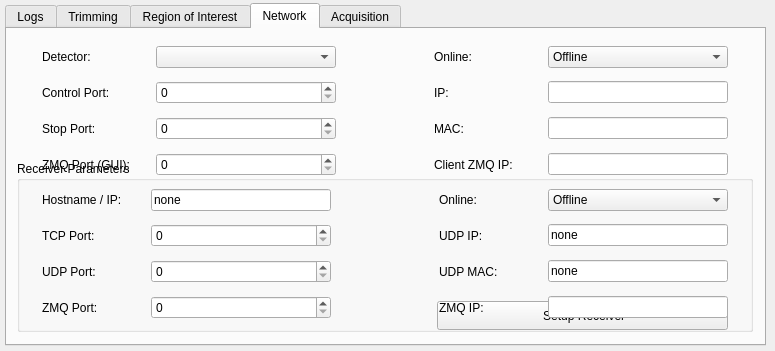
slsdetectorgroup/slsDetectorPackage, file slsDetectorGui/forms/form_tab_advanced.ui: the form before one commit.
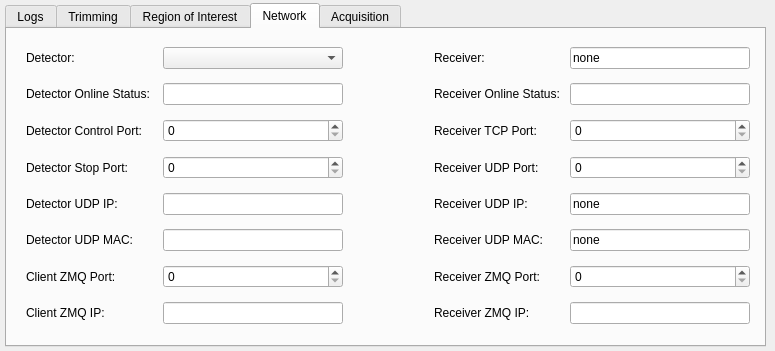
The form after the commit. The open tabs and pages were chosen to show the change. Icons and pictures are not drawn.

Commit message: advanced down

Diff of the .ui file:
```diff
--- a/slsDetectorGui/forms/form_tab_advanced.ui
+++ b/slsDetectorGui/forms/form_tab_advanced.ui
@@ -36,12 +36,15 @@
     <normaloff>:/icons/images/refresh.png</normaloff>:/icons/images/refresh.png</iconset>
   </property>
   <widget class="QTabWidget" name="tabAdvancedSettings">
+   <property name="enabled">
+    <bool>true</bool>
+   </property>
    <property name="geometry">
     <rect>
      <x>5</x>
      <y>3</y>
      <width>761</width>
-     <height>343</height>
+     <height>344</height>
     </rect>
    </property>
    <property name="toolTip">
@@ -267,49 +270,20 @@
     <attribute name="title">
      <string>Network</string>
     </attribute>
-    <widget class="QGroupBox" name="boxRxr">
+    <widget class="QWidget" name="gridLayoutWidget_7">
      <property name="geometry">
       <rect>
-       <x>10</x>
-       <y>132</y>
-       <width>736</width>
-       <height>171</height>
+       <x>19</x>
+       <y>10</y>
+       <width>724</width>
+       <height>300</height>
       </rect>
      </property>
-     <property name="title">
-      <string>Receiver Parameters</string>
-     </property>
-     <widget class="QPushButton" name="btnRxr">
-      <property name="geometry">
-       <rect>
-        <x>420</x>
-        <y>140</y>
-        <width>291</width>
-        <height>29</height>
-       </rect>
-      </property>
-      <property name="text">
-       <string> Setup Receiver</string>
-      </property>
-      <property name="icon">
-       <iconset resource="../include/icons.qrc">
-        <normaloff>:/icons/images/setup.png</normaloff>:/icons/images/setup.png</iconset>
-      </property>
-     </widget>
-     <widget class="QWidget" name="gridLayoutWidget_9">
-      <property name="geometry">
-       <rect>
-        <x>25</x>
-        <y>21</y>
-        <width>686</width>
-        <height>148</height>
-       </rect>
-      </property>
-      <layout class="QGridLayout" name="gridLayout_8">
+     <layout class="QGridLayout" name="gridLayoutDetector">
        <property name="verticalSpacing">
         <number>6</number>
        </property>
-       <item row="1" column="0">
+      <item row="2" column="3">
         <widget class="QLabel" name="label_8">
          <property name="sizePolicy">
           <sizepolicy hsizetype="Expanding" vsizetype="Preferred">
@@ -318,164 +292,25 @@
           </sizepolicy>
          </property>
          <property name="text">
-          <string>TCP Port:</string>
+         <string>Receiver TCP Port:</string>
          </property>
         </widget>
        </item>
-       <item row="1" column="4">
-        <widget class="QLineEdit" name="dispUDPIP">
+      <item row="4" column="0">
+       <widget class="QLabel" name="lblIP">
          <property name="sizePolicy">
-          <sizepolicy hsizetype="Minimum" vsizetype="Fixed">
-           <horstretch>0</horstretch>
-           <verstretch>0</verstretch>
-          </sizepolicy>
-         </property>
-         <property name="minimumSize">
-          <size>
-           <width>180</width>
-           <height>0</height>
-          </size>
-         </property>
-         <property name="toolTip">
-          <string>Sets the Receiver UDP IP
-#rx_udpip#</string>
-         </property>
-         <property name="text">
-          <string>none</string>
-         </property>
-        </widget>
-       </item>
-       <item row="0" column="2">
-        <spacer name="horizontalSpacer_7">
-         <property name="orientation">
-          <enum>Qt::Horizontal</enum>
-         </property>
-         <property name="sizeHint" stdset="0">
-          <size>
-           <width>40</width>
-           <height>20</height>
-          </size>
-         </property>
-        </spacer>
-       </item>
-       <item row="2" column="1">
-        <widget class="QSpinBox" name="spinUDPPort">
-         <property name="sizePolicy">
-          <sizepolicy hsizetype="Minimum" vsizetype="Fixed">
-           <horstretch>0</horstretch>
-           <verstretch>0</verstretch>
-          </sizepolicy>
-         </property>
-         <property name="minimumSize">
-          <size>
-           <width>127</width>
-           <height>0</height>
-          </size>
-         </property>
-         <property name="toolTip">
-          <string>Sets Receiver UDP Port
-#rx_udpport#</string>
-         </property>
-         <property name="statusTip">
-          <string/>
-         </property>
-         <property name="whatsThis">
-          <string/>
-         </property>
-         <property name="alignment">
-          <set>Qt::AlignLeading|Qt::AlignLeft|Qt::AlignVCenter</set>
-         </property>
-         <property name="keyboardTracking">
-          <bool>false</bool>
-         </property>
-         <property name="suffix">
-          <string/>
-         </property>
-         <property name="minimum">
-          <number>0</number>
-         </property>
-         <property name="maximum">
-          <number>2000000000</number>
-         </property>
-         <property name="value">
-          <number>0</number>
-         </property>
-        </widget>
-       </item>
-       <item row="1" column="3">
-        <widget class="QLabel" name="label_14">
-         <property name="sizePolicy">
           <sizepolicy hsizetype="Expanding" vsizetype="Preferred">
            <horstretch>0</horstretch>
            <verstretch>0</verstretch>
           </sizepolicy>
          </property>
          <property name="text">
-          <string>UDP IP:</string>
+         <string>Detector UDP IP:</string>
          </property>
         </widget>
        </item>
-       <item row="0" column="0">
-        <widget class="QLabel" name="label_13">
-         <property name="sizePolicy">
-          <sizepolicy hsizetype="Expanding" vsizetype="Preferred">
-           <horstretch>0</horstretch>
-           <verstretch>0</verstretch>
-          </sizepolicy>
-         </property>
-         <property name="text">
-          <string>Hostname / IP:</string>
-         </property>
-        </widget>
-       </item>
-       <item row="0" column="4">
-        <widget class="QComboBox" name="comboRxrOnline">
-         <property name="sizePolicy">
-          <sizepolicy hsizetype="Preferred" vsizetype="Fixed">
-           <horstretch>0</horstretch>
-           <verstretch>0</verstretch>
-          </sizepolicy>
-         </property>
-         <property name="toolTip">
-          <string>&lt;nobr&gt;If the receiver is online&lt;br&gt;#r_online#&lt;/nobr&gt;&lt;</string>
-         </property>
-         <item>
-          <property name="text">
-           <string>Offline</string>
-          </property>
-         </item>
-         <item>
-          <property name="text">
-           <string>Online</string>
-          </property>
-         </item>
-        </widget>
-       </item>
        <item row="2" column="4">
-        <widget class="QLineEdit" name="dispUDPMAC">
-         <property name="sizePolicy">
-          <sizepolicy hsizetype="Minimum" vsizetype="Fixed">
-           <horstretch>0</horstretch>
-           <verstretch>0</verstretch>
-          </sizepolicy>
-         </property>
-         <property name="minimumSize">
-          <size>
-           <width>180</width>
-           <height>0</height>
-          </size>
-         </property>
-         <property name="toolTip">
-          <string>Sets the Receiver UDP MAC
-#rx_udpmac#</string>
-         </property>
-         <property name="text">
-          <string>none</string>
-         </property>
-        </widget>
-       </item>
-       <item row="1" column="1">
-        <widget class="QSpinBox" name="spinTCPPort">
+       <widget class="QSpinBox" name="spinRxrTCPPort">
          <property name="sizePolicy">
           <sizepolicy hsizetype="Minimum" vsizetype="Fixed">
            <horstretch>0</horstretch>
@@ -518,8 +353,8 @@
          </property>
         </widget>
        </item>
-       <item row="0" column="3">
-        <widget class="QLabel" name="lblRxrOnline">
+      <item row="4" column="3">
+       <widget class="QLabel" name="label_14">
          <property name="sizePolicy">
           <sizepolicy hsizetype="Expanding" vsizetype="Preferred">
            <horstretch>0</horstretch>
@@ -527,24 +362,83 @@
           </sizepolicy>
          </property>
          <property name="text">
-          <string>Online:</string>
+         <string>Receiver UDP IP:</string>
          </property>
         </widget>
        </item>
-       <item row="2" column="0">
-        <widget class="QLabel" name="label_10">
+      <item row="4" column="1">
+       <widget class="QLineEdit" name="dispDetectorUDPIP">
          <property name="sizePolicy">
+         <sizepolicy hsizetype="Minimum" vsizetype="Fixed">
+          <horstretch>0</horstretch>
+          <verstretch>0</verstretch>
+         </sizepolicy>
+        </property>
+        <property name="minimumSize">
+         <size>
+          <width>180</width>
+          <height>0</height>
+         </size>
+        </property>
+        <property name="toolTip">
+         <string>Sets the detector IP to send packets to receiver
+#detectorip#</string>
+        </property>
+        <property name="text">
+         <string/>
+        </property>
+       </widget>
+      </item>
+      <item row="5" column="1">
+       <widget class="QLineEdit" name="dispdetectorUDPMAC">
+        <property name="sizePolicy">
+         <sizepolicy hsizetype="Minimum" vsizetype="Fixed">
+          <horstretch>0</horstretch>
+          <verstretch>0</verstretch>
+         </sizepolicy>
+        </property>
+        <property name="minimumSize">
+         <size>
+          <width>180</width>
+          <height>0</height>
+         </size>
+        </property>
+        <property name="toolTip">
+         <string>Sets the detector MAC to send packets to receiver
+#detectormac#</string>
+        </property>
+        <property name="text">
+         <string/>
+        </property>
+       </widget>
+      </item>
+      <item row="7" column="0">
+       <widget class="QLabel" name="lblIP_2">
+        <property name="sizePolicy">
           <sizepolicy hsizetype="Expanding" vsizetype="Preferred">
            <horstretch>0</horstretch>
            <verstretch>0</verstretch>
           </sizepolicy>
          </property>
          <property name="text">
-          <string>UDP Port:</string>
+         <string>Client ZMQ IP:</string>
          </property>
         </widget>
        </item>
-       <item row="0" column="1">
+      <item row="5" column="3">
+       <widget class="QLabel" name="label_18">
+        <property name="sizePolicy">
+         <sizepolicy hsizetype="Expanding" vsizetype="Preferred">
+          <horstretch>0</horstretch>
+          <verstretch>0</verstretch>
+         </sizepolicy>
+        </property>
+        <property name="text">
+         <string>Receiver UDP MAC:</string>
+        </property>
+       </widget>
+      </item>
+      <item row="0" column="4">
         <widget class="QLineEdit" name="dispRxrHostname">
          <property name="sizePolicy">
           <sizepolicy hsizetype="Minimum" vsizetype="Fixed">
@@ -567,8 +461,8 @@
          </property>
         </widget>
        </item>
-       <item row="2" column="3">
-        <widget class="QLabel" name="label_18">
+      <item row="5" column="0">
+       <widget class="QLabel" name="lblMAC">
          <property name="sizePolicy">
           <sizepolicy hsizetype="Expanding" vsizetype="Preferred">
            <horstretch>0</horstretch>
@@ -576,25 +470,12 @@
           </sizepolicy>
          </property>
          <property name="text">
-          <string>UDP MAC:</string>
+         <string>Detector UDP MAC:</string>
          </property>
         </widget>
        </item>
-       <item row="3" column="0">
-        <widget class="QLabel" name="label_12">
-         <property name="sizePolicy">
-          <sizepolicy hsizetype="Expanding" vsizetype="Preferred">
-           <horstretch>0</horstretch>
-           <verstretch>0</verstretch>
-          </sizepolicy>
-         </property>
-         <property name="text">
-          <string>ZMQ Port:</string>
-         </property>
-        </widget>
-       </item>
-       <item row="3" column="1">
-        <widget class="QSpinBox" name="spinZmqPort2">
+      <item row="3" column="4">
+       <widget class="QSpinBox" name="spinRxrUDPPort">
          <property name="sizePolicy">
           <sizepolicy hsizetype="Minimum" vsizetype="Fixed">
            <horstretch>0</horstretch>
@@ -637,8 +518,8 @@
          </property>
         </widget>
        </item>
-       <item row="3" column="3">
-        <widget class="QLabel" name="label_16">
+      <item row="0" column="3">
+       <widget class="QLabel" name="label_13">
          <property name="sizePolicy">
           <sizepolicy hsizetype="Expanding" vsizetype="Preferred">
            <horstretch>0</horstretch>
@@ -646,12 +527,12 @@
           </sizepolicy>
          </property>
          <property name="text">
-          <string>ZMQ IP:</string>
+         <string>Receiver:</string>
          </property>
         </widget>
        </item>
-       <item row="3" column="4">
-        <widget class="QLineEdit" name="dispZMQIP2">
+      <item row="4" column="4">
+       <widget class="QLineEdit" name="dispRxrUDPIP">
          <property name="sizePolicy">
           <sizepolicy hsizetype="Minimum" vsizetype="Fixed">
            <horstretch>0</horstretch>
@@ -669,26 +550,10 @@
 #rx_udpip#</string>
          </property>
          <property name="text">
-          <string/>
+         <string>none</string>
          </property>
         </widget>
        </item>
-      </layout>
-     </widget>
-    </widget>
-    <widget class="QWidget" name="gridLayoutWidget_7">
-     <property name="geometry">
-      <rect>
-       <x>35</x>
-       <y>10</y>
-       <width>686</width>
-       <height>146</height>
-      </rect>
-     </property>
-     <layout class="QGridLayout" name="gridLayout_6">
-      <property name="verticalSpacing">
-       <number>6</number>
-      </property>
       <item row="0" column="1">
        <widget class="QComboBox" name="comboDetector">
         <property name="sizePolicy">
@@ -712,42 +577,13 @@
         </property>
         <property name="sizeHint" stdset="0">
          <size>
-          <width>40</width>
+          <width>20</width>
           <height>20</height>
          </size>
         </property>
        </spacer>
       </item>
-      <item row="0" column="4">
-       <widget class="QComboBox" name="comboOnline">
-        <property name="sizePolicy">
-         <sizepolicy hsizetype="Minimum" vsizetype="Fixed">
-          <horstretch>0</horstretch>
-          <verstretch>0</verstretch>
-         </sizepolicy>
-        </property>
-        <property name="minimumSize">
-         <size>
-          <width>180</width>
-          <height>0</height>
-         </size>
-        </property>
-        <property name="toolTip">
-         <string>&lt;nobr&gt;If the detector is online&lt;br&gt;#online#&lt;/nobr&gt;&lt;</string>
-        </property>
-        <item>
-         <property name="text">
-          <string>Offline</string>
-         </property>
-        </item>
-        <item>
-         <property name="text">
-          <string>Online</string>
-         </property>
-        </item>
-       </widget>
-      </item>
-      <item row="2" column="0">
+      <item row="3" column="0">
        <widget class="QLabel" name="label_9">
         <property name="sizePolicy">
          <sizepolicy hsizetype="Expanding" vsizetype="Preferred">
@@ -756,11 +592,11 @@
          </sizepolicy>
         </property>
         <property name="text">
-         <string>Stop Port:</string>
+         <string>Detector Stop Port:</string>
         </property>
        </widget>
       </item>
-      <item row="1" column="0">
+      <item row="2" column="0">
        <widget class="QLabel" name="label_7">
         <property name="sizePolicy">
          <sizepolicy hsizetype="Expanding" vsizetype="Preferred">
@@ -769,85 +605,7 @@
          </sizepolicy>
         </property>
         <property name="text">
-         <string>Control Port:</string>
-        </property>
-       </widget>
-      </item>
-      <item row="1" column="4">
-       <widget class="QLineEdit" name="dispIP">
-        <property name="sizePolicy">
-         <sizepolicy hsizetype="Minimum" vsizetype="Fixed">
-          <horstretch>0</horstretch>
-          <verstretch>0</verstretch>
-         </sizepolicy>
-        </property>
-        <property name="minimumSize">
-         <size>
-          <width>180</width>
-          <height>0</height>
-         </size>
-        </property>
-        <property name="toolTip">
-         <string>Sets the detector IP to send packets to receiver
-#detectorip#</string>
-        </property>
-        <property name="text">
-         <string/>
-        </property>
-       </widget>
-      </item>
-      <item row="2" column="4">
-       <widget class="QLineEdit" name="dispMAC">
-        <property name="sizePolicy">
-         <sizepolicy hsizetype="Minimum" vsizetype="Fixed">
-          <horstretch>0</horstretch>
-          <verstretch>0</verstretch>
-         </sizepolicy>
-        </property>
-        <property name="minimumSize">
-         <size>
-          <width>180</width>
-          <height>0</height>
-         </size>
-        </property>
-        <property name="toolTip">
-         <string>Sets the detector MAC to send packets to receiver
-#detectormac#</string>
-        </property>
-        <property name="text">
-         <string/>
-        </property>
-       </widget>
-      </item>
-      <item row="2" column="3">
-       <widget class="QLabel" name="lblMAC">
-        <property name="sizePolicy">
-         <sizepolicy hsizetype="Expanding" vsizetype="Preferred">
-          <horstretch>0</horstretch>
-          <verstretch>0</verstretch>
-         </sizepolicy>
-        </property>
-        <property name="text">
-         <string>MAC:</string>
-        </property>
-       </widget>
-      </item>
-      <item row="0" column="3">
-       <widget class="QLabel" name="lblOnline">
-        <property name="sizePolicy">
-         <sizepolicy hsizetype="Minimum" vsizetype="Preferred">
-          <horstretch>0</horstretch>
-          <verstretch>0</verstretch>
-         </sizepolicy>
-        </property>
-        <property name="minimumSize">
-         <size>
-          <width>108</width>
-          <height>0</height>
-         </size>
-        </property>
-        <property name="text">
-         <string>Online:</string>
+         <string>Detector Control Port:</string>
         </property>
        </widget>
       </item>
@@ -870,20 +628,7 @@
         </property>
        </widget>
       </item>
-      <item row="1" column="3">
-       <widget class="QLabel" name="lblIP">
-        <property name="sizePolicy">
-         <sizepolicy hsizetype="Expanding" vsizetype="Preferred">
-          <horstretch>0</horstretch>
-          <verstretch>0</verstretch>
-         </sizepolicy>
-        </property>
-        <property name="text">
-         <string>IP:</string>
-        </property>
-       </widget>
-      </item>
-      <item row="1" column="1">
+      <item row="2" column="1">
        <widget class="QSpinBox" name="spinControlPort">
         <property name="sizePolicy">
          <sizepolicy hsizetype="Minimum" vsizetype="Fixed">
@@ -933,7 +678,7 @@
         </property>
        </widget>
       </item>
-      <item row="2" column="1">
+      <item row="3" column="1">
        <widget class="QSpinBox" name="spinStopPort">
         <property name="sizePolicy">
          <sizepolicy hsizetype="Minimum" vsizetype="Fixed">
@@ -977,7 +722,7 @@
         </property>
        </widget>
       </item>
-      <item row="3" column="0">
+      <item row="6" column="0">
        <widget class="QLabel" name="label_11">
         <property name="sizePolicy">
          <sizepolicy hsizetype="Expanding" vsizetype="Preferred">
@@ -986,11 +731,11 @@
          </sizepolicy>
         </property>
         <property name="text">
-         <string>ZMQ Port (GUI):</string>
+         <string>Client ZMQ Port: </string>
         </property>
        </widget>
       </item>
-      <item row="3" column="1">
+      <item row="6" column="1">
        <widget class="QSpinBox" name="spinZmqPort">
         <property name="sizePolicy">
          <sizepolicy hsizetype="Minimum" vsizetype="Fixed">
@@ -1034,8 +779,76 @@
         </property>
        </widget>
       </item>
+      <item row="5" column="4">
+       <widget class="QLineEdit" name="dispRxrUDPMAC">
+        <property name="sizePolicy">
+         <sizepolicy hsizetype="Minimum" vsizetype="Fixed">
+          <horstretch>0</horstretch>
+          <verstretch>0</verstretch>
+         </sizepolicy>
+        </property>
+        <property name="minimumSize">
+         <size>
+          <width>180</width>
+          <height>0</height>
+         </size>
+        </property>
+        <property name="toolTip">
+         <string>Sets the Receiver UDP MAC
+#rx_udpmac#</string>
+        </property>
+        <property name="text">
+         <string>none</string>
+        </property>
+       </widget>
+      </item>
+      <item row="1" column="3">
+       <widget class="QLabel" name="lblRxrOnline">
+        <property name="sizePolicy">
+         <sizepolicy hsizetype="Expanding" vsizetype="Preferred">
+          <horstretch>0</horstretch>
+          <verstretch>0</verstretch>
+         </sizepolicy>
+        </property>
+        <property name="text">
+         <string>Receiver Online Status: </string>
+        </property>
+       </widget>
+      </item>
+      <item row="1" column="0">
+       <widget class="QLabel" name="lblOnline">
+        <property name="sizePolicy">
+         <sizepolicy hsizetype="Minimum" vsizetype="Preferred">
+          <horstretch>0</horstretch>
+          <verstretch>0</verstretch>
+         </sizepolicy>
+        </property>
+        <property name="minimumSize">
+         <size>
+          <width>108</width>
+          <height>0</height>
+         </size>
+        </property>
+        <property name="text">
+         <string>Detector Online Status:  </string>
+        </property>
+       </widget>
+      </item>
+      <item row="6" column="3">
+       <widget class="QLabel" name="label_12">
+        <property name="sizePolicy">
+         <sizepolicy hsizetype="Expanding" vsizetype="Preferred">
+          <horstretch>0</horstretch>
+          <verstretch>0</verstretch>
+         </sizepolicy>
+        </property>
+        <property name="text">
+         <string>Receiver ZMQ Port:</string>
+        </property>
+       </widget>
+      </item>
       <item row="3" column="3">
-       <widget class="QLabel" name="lblIP_2">
+       <widget class="QLabel" name="label_10">
         <property name="sizePolicy">
          <sizepolicy hsizetype="Expanding" vsizetype="Preferred">
           <horstretch>0</horstretch>
@@ -1043,11 +856,55 @@
          </sizepolicy>
         </property>
         <property name="text">
-         <string>Client ZMQ IP:</string>
+         <string>Receiver UDP Port:</string>
         </property>
        </widget>
       </item>
-      <item row="3" column="4">
+      <item row="6" column="4">
+       <widget class="QSpinBox" name="spinRxrZMQPort">
+        <property name="sizePolicy">
+         <sizepolicy hsizetype="Minimum" vsizetype="Fixed">
+          <horstretch>0</horstretch>
+          <verstretch>0</verstretch>
+         </sizepolicy>
+        </property>
+        <property name="minimumSize">
+         <size>
+          <width>127</width>
+          <height>0</height>
+         </size>
+        </property>
+        <property name="toolTip">
+         <string>Sets Receiver UDP Port
+#rx_udpport#</string>
+        </property>
+        <property name="statusTip">
+         <string/>
+        </property>
+        <property name="whatsThis">
+         <string/>
+        </property>
+        <property name="alignment">
+         <set>Qt::AlignLeading|Qt::AlignLeft|Qt::AlignVCenter</set>
+        </property>
+        <property name="keyboardTracking">
+         <bool>false</bool>
+        </property>
+        <property name="suffix">
+         <string/>
+        </property>
+        <property name="minimum">
+         <number>0</number>
+        </property>
+        <property name="maximum">
+         <number>2000000000</number>
+        </property>
+        <property name="value">
+         <number>0</number>
+        </property>
+       </widget>
+      </item>
+      <item row="7" column="1">
        <widget class="QLineEdit" name="dispZMQIP">
         <property name="sizePolicy">
          <sizepolicy hsizetype="Minimum" vsizetype="Fixed">
@@ -1070,6 +927,94 @@
         </property>
        </widget>
       </item>
+      <item row="7" column="4">
+       <widget class="QLineEdit" name="dispRxrZMQIP">
+        <property name="sizePolicy">
+         <sizepolicy hsizetype="Minimum" vsizetype="Fixed">
+          <horstretch>0</horstretch>
+          <verstretch>0</verstretch>
+         </sizepolicy>
+        </property>
+        <property name="minimumSize">
+         <size>
+          <width>180</width>
+          <height>0</height>
+         </size>
+        </property>
+        <property name="toolTip">
+         <string>Sets the Receiver UDP IP
+#rx_udpip#</string>
+        </property>
+        <property name="text">
+         <string/>
+        </property>
+       </widget>
+      </item>
+      <item row="7" column="3">
+       <widget class="QLabel" name="label_16">
+        <property name="sizePolicy">
+         <sizepolicy hsizetype="Expanding" vsizetype="Preferred">
+          <horstretch>0</horstretch>
+          <verstretch>0</verstretch>
+         </sizepolicy>
+        </property>
+        <property name="text">
+         <string>Receiver ZMQ IP:</string>
+        </property>
+       </widget>
+      </item>
+      <item row="1" column="1">
+       <widget class="QLineEdit" name="dispOnline">
+        <property name="sizePolicy">
+         <sizepolicy hsizetype="Minimum" vsizetype="Fixed">
+          <horstretch>0</horstretch>
+          <verstretch>0</verstretch>
+         </sizepolicy>
+        </property>
+        <property name="minimumSize">
+         <size>
+          <width>180</width>
+          <height>0</height>
+         </size>
+        </property>
+        <property name="toolTip">
+         <string>Gets the detector online status
+#online#</string>
+        </property>
+        <property name="text">
+         <string/>
+        </property>
+        <property name="readOnly">
+         <bool>true</bool>
+        </property>
+       </widget>
+      </item>
+      <item row="1" column="4">
+       <widget class="QLineEdit" name="dispRxrOnline">
+        <property name="sizePolicy">
+         <sizepolicy hsizetype="Minimum" vsizetype="Fixed">
+          <horstretch>0</horstretch>
+          <verstretch>0</verstretch>
+         </sizepolicy>
+        </property>
+        <property name="minimumSize">
+         <size>
+          <width>180</width>
+          <height>0</height>
+         </size>
+        </property>
+        <property name="toolTip">
+         <string>Gets the receiver online status
+#r_online#</string>
+        </property>
+        <property name="text">
+         <string/>
+        </property>
+        <property name="readOnly">
+         <bool>true</bool>
+        </property>
+       </widget>
+      </item>
      </layout>
     </widget>
    </widget>
```
Left out of the diff: 123 changed lines with no effect on the pictures. Lines whose indentation alone changed are shown as unchanged. The commit also changes 17 other files.
